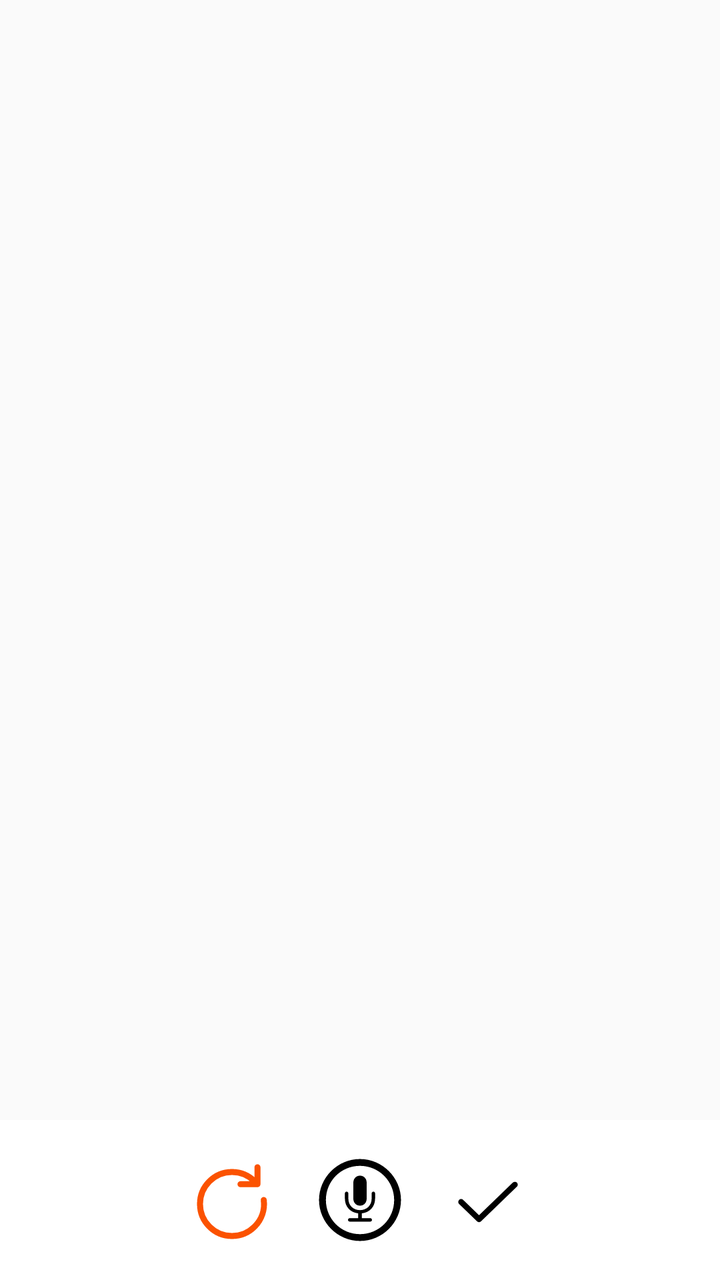
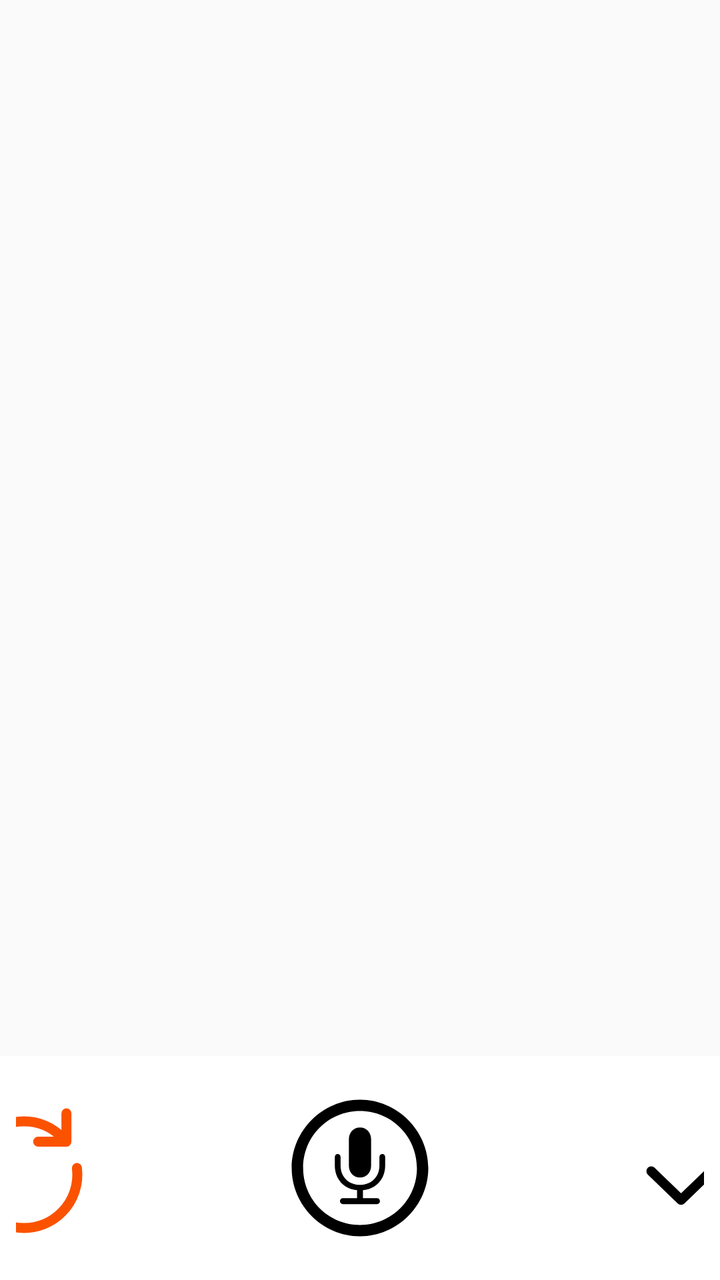

An Android layout rendered at two revisions. The XML below is the earlier revision; the diff shows what the commit changed to produce the second picture.
<!-- AndroidManifest.xml: application theme Theme.DiagnosticApp -->
<!-- res/layout/fragment_voice_task_execution.xml -->
<?xml version="1.0" encoding="utf-8"?>
<FrameLayout
    xmlns:android="http://schemas.android.com/apk/res/android"
    android:layout_width="match_parent"
    android:layout_height="match_parent">

    

    
    <LinearLayout
        android:layout_width="match_parent"
        android:layout_height="wrap_content"
        android:orientation="horizontal"
        android:background="@android:color/white"
        android:padding="8dp"
        android:gravity="center"
        android:layout_gravity="bottom">

        <ImageView
            android:id="@+id/restart_button"
            android:layout_width="48dp"
            android:layout_height="48dp"
            android:clickable="true"
            android:contentDescription="Restart"
            android:src="@drawable/restart"
            android:layout_margin="8dp" />

        <ImageView
            android:id="@+id/play_button"
            android:layout_width="48dp"
            android:layout_height="48dp"
            android:clickable="true"
            android:contentDescription="Play"
            android:src="@drawable/mic_circle"
            android:layout_margin="8dp" />

        <ImageView
            android:id="@+id/save_button"
            android:layout_width="48dp"
            android:layout_height="48dp"
            android:clickable="true"
            android:contentDescription="Save"
            android:src="@drawable/tick"
            android:layout_margin="8dp" />
    </LinearLayout>

</FrameLayout>
<!-- resources referenced by this layout -->
<resources>
  <!-- drawable mic_circle (drawable) -->
  <vector xmlns:android="http://schemas.android.com/apk/res/android"
      android:width="800dp"
      android:height="800dp"
      android:viewportWidth="56"
      android:viewportHeight="56">
    <path
        android:pathData="M28,51.906C41.055,51.906 51.906,41.078 51.906,28C51.906,14.945 41.031,4.094 27.976,4.094C14.898,4.094 4.094,14.945 4.094,28C4.094,41.078 14.922,51.906 28,51.906ZM28,47.922C16.937,47.922 8.101,39.063 8.101,28C8.101,16.961 16.914,8.078 27.976,8.078C39.015,8.078 47.898,16.961 47.922,28C47.945,39.063 39.039,47.922 28,47.922ZM28,31.305C30.297,31.305 31.89,29.523 31.89,27.156L31.89,17.945C31.89,15.578 30.297,13.797 28,13.797C25.703,13.797 24.109,15.578 24.109,17.945L24.109,27.156C24.109,29.523 25.703,31.305 28,31.305ZM22.047,40.633L33.977,40.633C34.515,40.633 34.984,40.141 34.984,39.602C34.984,39.039 34.515,38.57 33.977,38.57L29.031,38.57L29.031,35.781C33.695,35.313 36.812,31.844 36.812,27.133L36.812,24.133C36.812,23.57 36.367,23.125 35.828,23.125C35.289,23.125 34.797,23.57 34.797,24.133L34.797,27.133C34.797,31.07 32.031,33.906 28,33.906C23.945,33.906 21.203,31.07 21.203,27.133L21.203,24.133C21.203,23.57 20.711,23.125 20.172,23.125C19.656,23.125 19.187,23.57 19.187,24.133L19.187,27.133C19.187,31.844 22.305,35.336 26.969,35.781L26.969,38.57L22.047,38.57C21.484,38.57 20.992,39.039 20.992,39.602C20.992,40.141 21.484,40.633 22.047,40.633Z"
        android:fillColor="#000000"/>
  </vector>
  <!-- drawable restart (drawable) -->
  <vector xmlns:android="http://schemas.android.com/apk/res/android"
      android:width="800dp"
      android:height="800dp"
      android:viewportWidth="24"
      android:viewportHeight="24">
    <path
        android:pathData="M18.364,8.05L17.657,7.343C14.533,4.219 9.467,4.219 6.343,7.343C3.219,10.467 3.219,15.533 6.343,18.657C9.467,21.781 14.533,21.781 17.657,18.657C19.474,16.84 20.234,14.367 19.938,12M18.364,8.05H14.121M18.364,8.05V3.808"
        android:strokeLineJoin="round"
        android:strokeWidth="1.5"
        android:fillColor="#00000000"
        android:strokeColor="#fb5200"
        android:strokeLineCap="round"/>
  </vector>
  <!-- drawable tick (drawable) -->
  <vector xmlns:android="http://schemas.android.com/apk/res/android"
      android:width="800dp"
      android:height="800dp"
      android:viewportWidth="25"
      android:viewportHeight="25">
    <path
        android:pathData="M5.5,13L10.167,17.5L19.5,8.5"
        android:strokeLineJoin="round"
        android:strokeWidth="1.5"
        android:fillColor="#00000000"
        android:strokeColor="#000000"
        android:strokeLineCap="round"/>
  </vector>
  <style name="Theme.DiagnosticApp" parent="Theme.AppCompat.Light.NoActionBar" />
</resources>

<!-- the commit's change to res/layout/fragment_voice_task_execution.xml (unified diff, before → after) -->
@@ -18,8 +18,8 @@
 
         <ImageView
             android:id="@+id/restart_button"
-            android:layout_width="48dp"
-            android:layout_height="48dp"
+            android:layout_width="80dp"
+            android:layout_height="80dp"
             android:clickable="true"
             android:contentDescription="Restart"
             android:src="@drawable/restart"
@@ -27,17 +27,19 @@
 
         <ImageView
             android:id="@+id/play_button"
-            android:layout_width="48dp"
-            android:layout_height="48dp"
+            android:layout_width="80dp"
+            android:layout_height="80dp"
+            android:layout_marginStart="80dp"
+            android:layout_marginEnd="80dp"
             android:clickable="true"
             android:contentDescription="Play"
             android:src="@drawable/mic_circle"
-            android:layout_margin="8dp" />
+/>
 
         <ImageView
             android:id="@+id/save_button"
-            android:layout_width="48dp"
-            android:layout_height="48dp"
+            android:layout_width="80dp"
+            android:layout_height="80dp"
             android:clickable="true"
             android:contentDescription="Save"
             android:src="@drawable/tick"
